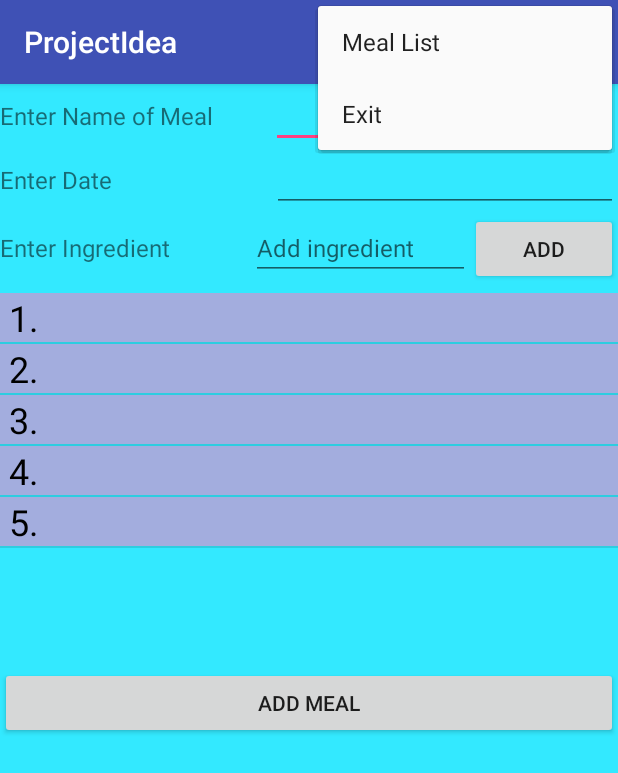
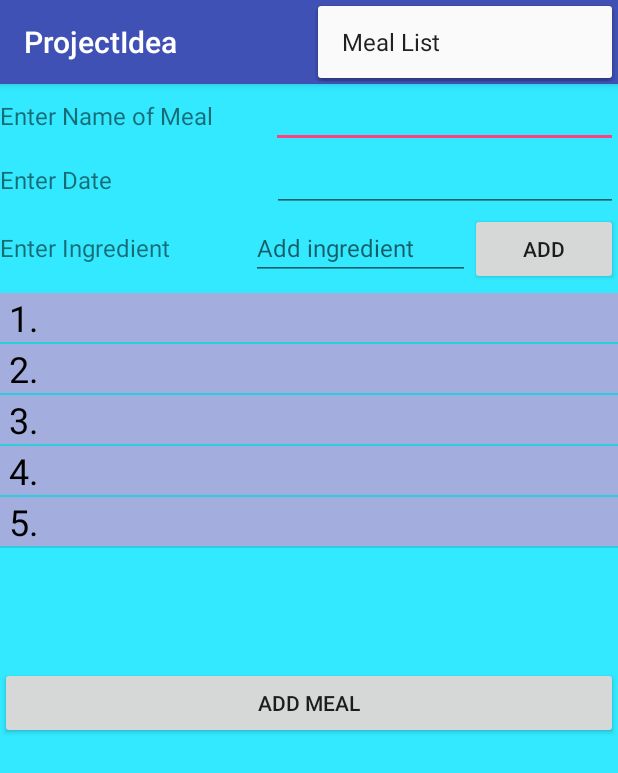
Before and after one commit to cs680fam/team-repo, an Android app: the MealInformation screen opened directly, with no data from a screen before it, with the options menu open, on a phone screen of 412 x 824 dp. Shown: the top 773 px of the screen. Run offline under Robolectric (Android 15) with nearby library versions, the phone set to English and light mode, and no system bars; 1 statement that could not run was skipped.

Commit message:
Edited options menu
edited options menu

```diff
--- a/app/src/main/java/com/example/nicollettedessy/projectidea/MealInformation.java
+++ b/app/src/main/java/com/example/nicollettedessy/projectidea/MealInformation.java
@@ -271,9 +271,6 @@ public class MealInformation extends AppCompatActivity implements AdapterView.On
                 Intent intent = new Intent(this, EnterMeals.class);
                 startActivity(intent);
                 break;
-            case R.id.exit:
-                finish();
-                break;
         }
         return true;
     }
--- a/app/src/main/res/menu/menu.xml
+++ b/app/src/main/res/menu/menu.xml
@@ -5,9 +5,6 @@
     <item
         android:id="@+id/mealList"
         android:title="Meal List" />
-    <item
-        android:id="@+id/exit"
-        android:title="Exit" />
     <item android:id="@+id/search"
         android:title="@string/search"
         android:icon="@android:drawable/ic_menu_search"
```
Also changed, not shown: app/src/main/java/com/example/nicollettedessy/projectidea/EnterMeals.java (+3 -5 lines), 1 other file.
